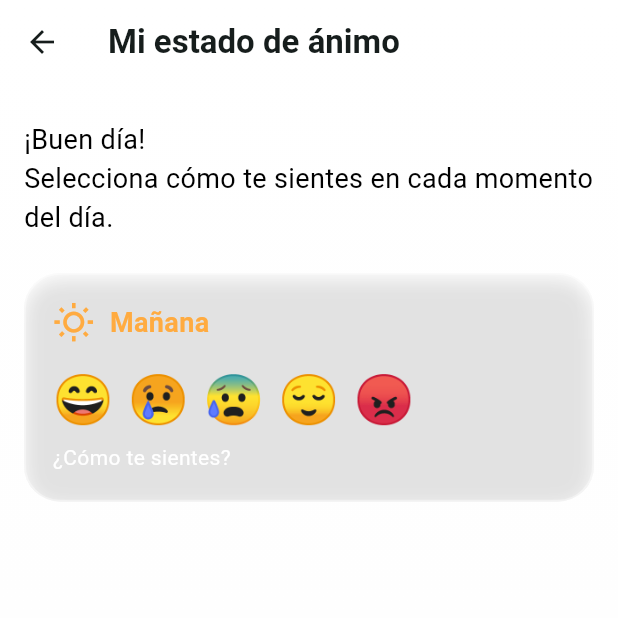
After one commit to Elioth-Dan1/prototiposconta, a Flutter app: the MoodTrackerPage screen opened directly, on a phone screen of 412 x 824 dp, the top half of it. The commit adds this screen. Run offline on Flutter 3.47's test engine with Material 3 defaults, Android fonts, the light colour scheme and no system bars; our stand-ins replace cloud_firestore, firebase_auth, firebase_core, firebase_messaging, flutter_local_notifications, google_sign_in and 5 more; accounts and stored records are empty; network calls fail.

Commit message:
notificaion estado de animo

```diff
--- /dev/null
+++ b/lib/ui/pages/mood_tracker_page.dart
@@ -0,0 +1,296 @@
+// lib/ui/pages/mood_tracker_page.dart
+import 'dart:ui';
+import 'package:firebase_auth/firebase_auth.dart';
+import 'package:flutter/material.dart';
+import 'package:intl/intl.dart';
+import 'package:supabase_flutter/supabase_flutter.dart';
+
+class MoodTrackerPage extends StatefulWidget {
+  const MoodTrackerPage({super.key});
+
+  @override
+  State<MoodTrackerPage> createState() => _MoodTrackerPageState();
+}
+
+class _MoodTrackerPageState extends State<MoodTrackerPage> {
+  final supabase = Supabase.instance.client;
+
+  /* ─── Catálogo de emociones ─── */
+  final _moods = [
+    {'label': 'Feliz', 'emoji': '😄', 'color': Colors.yellow},
+    {'label': 'Triste', 'emoji': '😢', 'color': Colors.blue},
+    {'label': 'Ansioso', 'emoji': '😰', 'color': Colors.orange},
+    {'label': 'Relajado', 'emoji': '😌', 'color': Colors.green},
+    {'label': 'Enojado', 'emoji': '😡', 'color': Colors.red},
+  ];
+
+  /* ─── Definición de franjas ─── */
+  final _slots = [
+    {
+      'key': 'morning',
+      'label': 'Mañana',
+      'hour': 8,
+      'icon': Icons.wb_sunny_outlined,
+      'color': Colors.orangeAccent,
+    },
+    {
+      'key': 'afternoon',
+      'label': 'Tarde',
+      'hour': 14,
+      'icon': Icons.sunny_snowing,
+      'color': Colors.blueAccent,
+    },
+    {
+      'key': 'evening',
+      'label': 'Noche',
+      'hour': 18,
+      'icon': Icons.nights_stay_outlined,
+      'color': Colors.indigoAccent,
+    },
+  ];
+
+  /* Map<franja, estado> */
+  Map<String, String?> _today = {
+    'morning': null,
+    'afternoon': null,
+    'evening': null,
+  };
+
+  @override
+  void initState() {
+    super.initState();
+    _loadToday();
+  }
+
+  /* ─── Helpers ─── */
+  bool _slotIsAvailable(int hour) =>
+      DateTime.now().isAfter(DateTime(
+          DateTime.now().year, DateTime.now().month, DateTime.now().day, hour));
+
+  Future<void> _loadToday() async {
+    final uid = FirebaseAuth.instance.currentUser?.uid;
+    if (uid == null) return;
+
+    final today = DateFormat('yyyy-MM-dd').format(DateTime.now());
+
+    final res = await supabase
+        .from('estado_animo')
+        .select('franja, estado')
+        .eq('usuario_id', uid)
+        .eq('fecha', today);
+
+    final Map<String, String?> map = <String, String?>{
+      'morning': null,
+      'afternoon': null,
+      'evening': null,
+    };
+
+    for (final r in res) {
+      map[r['franja'] as String] = r['estado'] as String?;
+    }
+    setState(() => _today = map);
+  }
+
+  Future<void> _save(String slot, String estado) async {
+    final uid = FirebaseAuth.instance.currentUser?.uid;
+    if (uid == null) return;
+
+    final fecha = DateFormat('yyyy-MM-dd').format(DateTime.now());
+    await supabase.from('estado_animo').upsert(
+      {
+        'usuario_id': uid,
+        'fecha': fecha,
+        'franja': slot,
+        'estado': estado,
+      },
+      onConflict: 'usuario_id,fecha,franja',
+    );
+
+    setState(() => _today[slot] = estado);
+    if (context.mounted) {
+      ScaffoldMessenger.of(context).showSnackBar(
+        SnackBar(content: Text('Estado guardado: $estado')),
+      );
+    }
+  }
+
+  Future<void> _reset(String slot) async {
+    // Deja la franja en null para volver a elegir
+    setState(() => _today[slot] = null);
+    // También puedes eliminar de BD si prefieres:
+    // final uid = FirebaseAuth.instance.currentUser!.uid;
+    // await supabase.from('estado_animo')
+    //     .delete()
+    //     .eq('usuario_id', uid)
+    //     .eq('fecha', DateFormat('yyyy-MM-dd').format(DateTime.now()))
+    //     .eq('franja', slot);
+  }
+
+  /* ─── UI ─── */
+  @override
+  Widget build(BuildContext context) {
+    final hour = DateTime.now().hour;
+    final greeting = hour < 12
+        ? '¡Buen día!'
+        : hour < 18
+            ? '¡Buena tarde!'
+            : '¡Buena noche!';
+
+    return Scaffold(
+      extendBodyBehindAppBar: true,
+      appBar: AppBar(
+        backgroundColor: Colors.transparent,
+        elevation: 0,
+        title: const Text('Mi estado de ánimo',
+            style: TextStyle(fontWeight: FontWeight.w600)),
+      ),
+      body: Container(
+        decoration: const BoxDecoration(
+          gradient: LinearGradient(
+            colors: [Color.fromARGB(255, 255, 255, 255), Color.fromARGB(255, 254, 254, 254), Color.fromARGB(255, 255, 255, 255)],
+            begin: Alignment.topCenter,
+            end: Alignment.bottomCenter,
+          ),
+        ),
+        child: ListView(
+          padding: const EdgeInsets.fromLTRB(16, kToolbarHeight + 24, 16, 24),
+          children: [
+            Text(
+              '$greeting\nSelecciona cómo te sientes en cada momento del día.',
+              style: const TextStyle(fontSize: 18, color: Color.fromARGB(255, 0, 0, 0)),
+            ),
+            const SizedBox(height: 24),
+            ..._slots.map((slot) {
+              final key = slot['key'] as String;
+              final hour = slot['hour'] as int;
+
+              final estado = _today[key];
+              final disponible = _slotIsAvailable(hour);
+
+              if (!disponible && estado == null) return const SizedBox();
+
+              return _MoodCard(
+                icon: slot['icon'] as IconData,
+                label: slot['label'] as String,
+                color: slot['color'] as Color,
+                estado: estado,
+                moods: _moods,
+                onSelect: (e) => _save(key, e),
+                onEdit: () => _reset(key),
+              );
+            }).toList(),
+          ],
+        ),
+      ),
+    );
+  }
+}
+
+/* ─── Card con glassmorphism, chip + botón Editar ─── */
+class _MoodCard extends StatelessWidget {
+  final IconData icon;
+  final String label;
+  final Color color;
+  final String? estado;
+  final List<Map<String, Object>> moods;
+  final ValueChanged<String> onSelect;
+  final VoidCallback onEdit;
+
+  const _MoodCard({
+    required this.icon,
+    required this.label,
+    required this.color,
+    required this.estado,
+    required this.moods,
+    required this.onSelect,
+    required this.onEdit,
+  });
+
+  @override
+  Widget build(BuildContext context) {
+    return Padding(
+      padding: const EdgeInsets.only(bottom: 20),
+      child: ClipRRect(
+        borderRadius: BorderRadius.circular(24),
+        child: BackdropFilter(
+          filter: ImageFilter.blur(sigmaX: 10, sigmaY: 10),
+          child: AnimatedContainer(
+            duration: const Duration(milliseconds: 400),
+            padding: const EdgeInsets.all(18),
+            decoration: BoxDecoration(
+              color: Colors.white.withOpacity(0.25),
+              borderRadius: BorderRadius.circular(24),
+              border: Border.all(color: Colors.white.withOpacity(0.4), width: 1.2),
+              boxShadow: [
+                BoxShadow(
+                  color: Colors.black.withOpacity(0.15),
+                  blurRadius: 10,
+                  offset: const Offset(0, 4),
+                ),
+              ],
+            ),
+            child: Column(
+              crossAxisAlignment: CrossAxisAlignment.start,
+              children: [
+                Row(
+                  children: [
+                    Icon(icon, color: color, size: 28),
+                    const SizedBox(width: 10),
+                    Text(label,
+                        style: TextStyle(
+                            fontSize: 18,
+                            fontWeight: FontWeight.bold,
+                            color: color)),
+                  ],
+                ),
+                const SizedBox(height: 14),
+                if (estado == null) ...[
+                  Wrap(
+                    spacing: 10,
+                    children: moods.map((m) {
+                      final emoji = m['emoji']! as String;
+                      final label = m['label']! as String;
+                      return GestureDetector(
+                        onTap: () => onSelect(label),
+                        child:
+                            Text(emoji, style: const TextStyle(fontSize: 32)),
+                      );
+                    }).toList(),
+                  ),
+                  const SizedBox(height: 6),
+                  const Text('¿Cómo te sientes?',
+                      style: TextStyle(color: Colors.white)),
+                ] else ...[
+                  Row(
+                    children: [
+                      Container(
+                        padding: const EdgeInsets.symmetric(
+                            horizontal: 12, vertical: 6),
+                        decoration: BoxDecoration(
+                          color: color.withOpacity(0.15),
+                          borderRadius: BorderRadius.circular(50),
+                        ),
+                        child: Text(estado!,
+                            style: TextStyle(
+                                fontSize: 15,
+                                fontWeight: FontWeight.w600,
+                                color: color)),
+                      ),
+                      const SizedBox(width: 10),
+                      TextButton.icon(
+                        onPressed: onEdit,
+                        icon: const Icon(Icons.edit, size: 18),
+                        label: const Text('Editar'),
+                        style: TextButton.styleFrom(foregroundColor: color),
+                      ),
+                    ],
+                  ),
+                ],
+              ],
+            ),
+          ),
+        ),
+      ),
+    );
+  }
+}
```
Also changed, not shown: lib/core/services/notification_service.dart (+18 -0 lines), lib/ui/pages/home_page.dart (+15 -0 lines), 1 other file.
